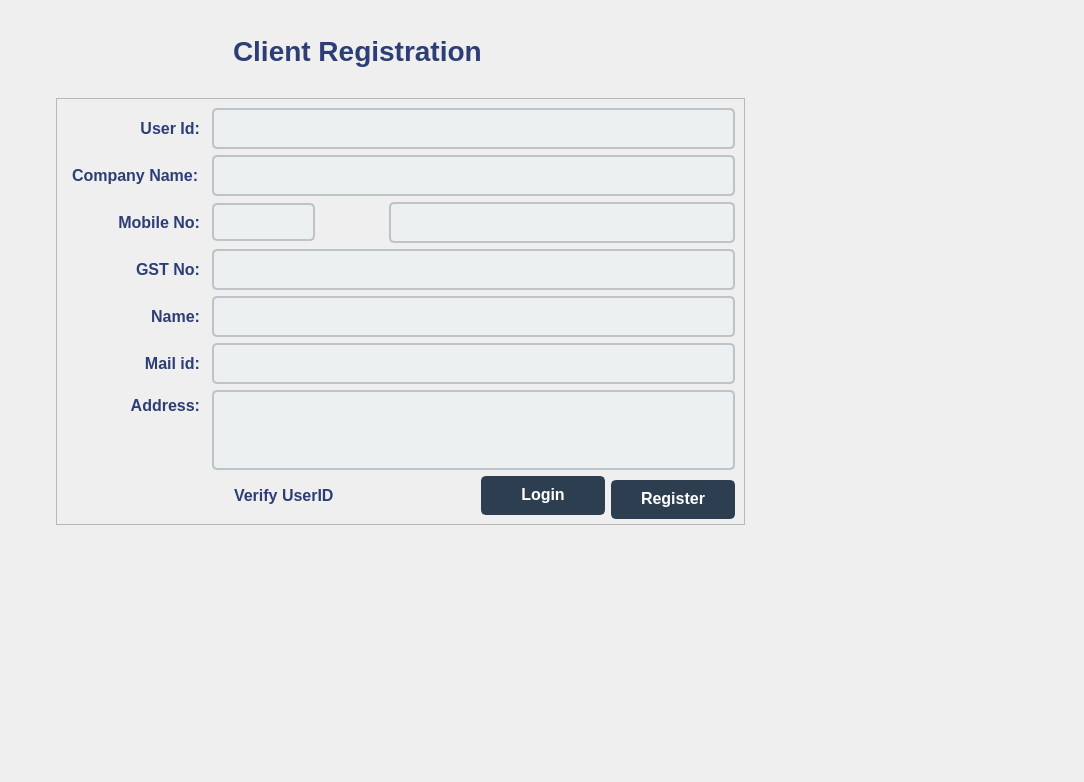
Above: user.ui from MegaMineDSS/LuxeMine before the change. Below: the same form after it.
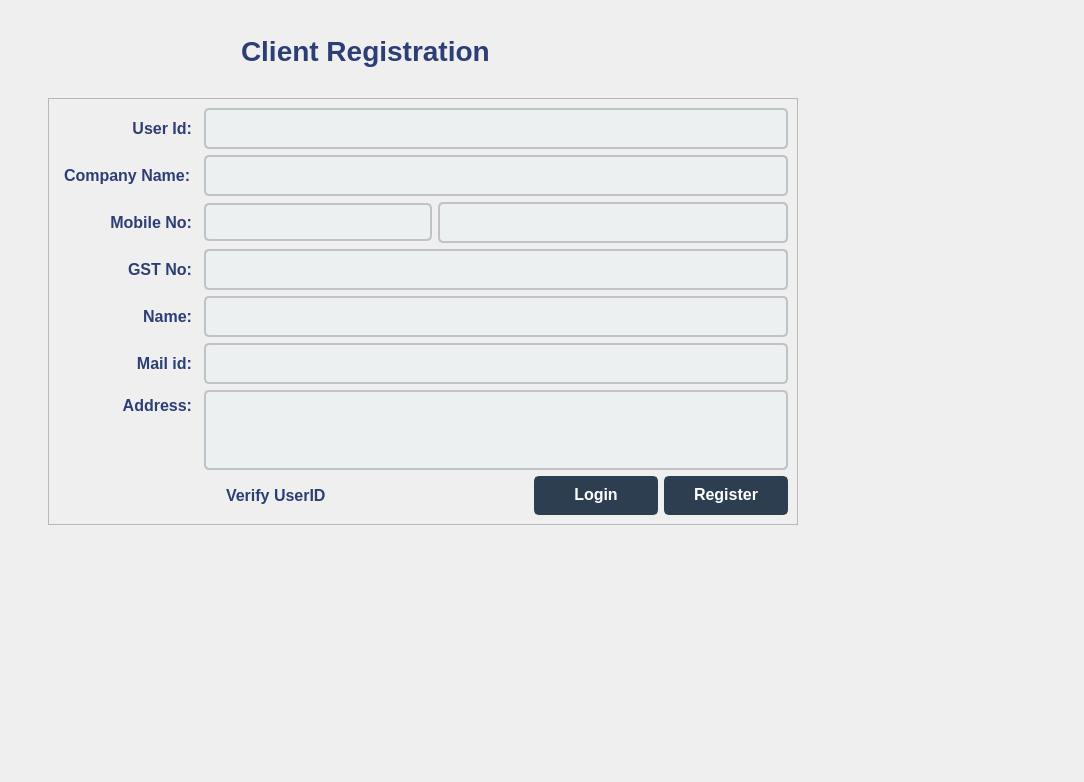
That is the form after the change. Icons and pictures are not drawn.

```diff
--- a/user.ui
+++ b/user.ui
@@ -686,20 +686,7 @@
             <enum>QFrame::Shadow::Raised</enum>
            </property>
            <layout class="QGridLayout" name="gridLayout_6">
-            <item row="7" column="3">
-             <spacer name="horizontalSpacer_13">
-              <property name="orientation">
-               <enum>Qt::Orientation::Horizontal</enum>
-              </property>
-              <property name="sizeHint" stdset="0">
-               <size>
-                <width>40</width>
-                <height>20</height>
-               </size>
-              </property>
-             </spacer>
-            </item>
-            <item row="1" column="1" colspan="7">
+            <item row="1" column="1" colspan="10">
              <widget class="QLineEdit" name="companyNameuser">
               <property name="styleSheet">
                <string notr="true">QLineEdit {
@@ -728,8 +715,8 @@
               </property>
              </widget>
             </item>
-            <item row="4" column="1" colspan="7">
-             <widget class="QLineEdit" name="nameuser">
+            <item row="2" column="4" colspan="7">
+             <widget class="QLineEdit" name="mobileNouser">
               <property name="styleSheet">
                <string notr="true">QLineEdit {
     background-color: #ecf0f1;
@@ -757,76 +744,65 @@
               </property>
              </widget>
             </item>
-            <item row="0" column="0">
-             <widget class="QLabel" name="label_10">
-              <property name="font">
-               <font>
-                <pointsize>-1</pointsize>
-                <fontweight>DemiBold</fontweight>
-               </font>
-              </property>
+            <item row="5" column="1" colspan="10">
+             <widget class="QLineEdit" name="mailiduser">
               <property name="styleSheet">
-               <string notr="true">QLabel {
-    color: #2c3e75;
+               <string notr="true">QLineEdit {
+    background-color: #ecf0f1;
+    color: #2c3e50;
     font-size: 16px;
-    font-weight: 600;
-    background: transparent;
-    padding: 2px;
+    border: 2px solid #bdc3c7;
+    border-radius: 5px;
+    padding: 8px 15px;
 }
 
-QLabel[highlight=&quot;true&quot;] {
-    color: #c0392b;
-    font-weight: 600;
+QLineEdit:focus {
+    border: 2px solid #2c3e75;
+    background-color: #f9f9f9;
 }
 
-QLabel[dim=&quot;true&quot;] {
-    color: #7f8c8d;
-    font-style: italic;
+QLineEdit:hover {
+    border: 2px solid #7f8c8d;
+    background-color: #f4f6f7;
 }
-</string>
+
+QLineEdit::placeholder {
+    color: #95a5a6;
+    font-style: italic;
+}</string>
               </property>
-              <property name="text">
-               <string>User Id:</string>
-              </property>
-              <property name="alignment">
-               <set>Qt::AlignmentFlag::AlignRight|Qt::AlignmentFlag::AlignTrailing|Qt::AlignmentFlag::AlignVCenter</set>
-              </property>
              </widget>
             </item>
-            <item row="1" column="0">
-             <widget class="QLabel" name="label">
-              <property name="font">
-               <font>
-                <pointsize>-1</pointsize>
-                <fontweight>DemiBold</fontweight>
-               </font>
-              </property>
+            <item row="3" column="1" colspan="10">
+             <widget class="QLineEdit" name="gstnouser">
               <property name="styleSheet">
-               <string notr="true">QLabel {
-    color: #2c3e75;
+               <string notr="true">QLineEdit {
+    background-color: #ecf0f1;
+    color: #2c3e50;
     font-size: 16px;
-    font-weight: 600;
-    background: transparent;
-    padding: 2px;
+    border: 2px solid #bdc3c7;
+    border-radius: 5px;
+    padding: 8px 15px;
 }
 
-QLabel[highlight=&quot;true&quot;] {
-    color: #c0392b;
-    font-weight: 600;
+QLineEdit:focus {
+    border: 2px solid #2c3e75;
+    background-color: #f9f9f9;
 }
 
-QLabel[dim=&quot;true&quot;] {
-    color: #7f8c8d;
-    font-style: italic;
+QLineEdit:hover {
+    border: 2px solid #7f8c8d;
+    background-color: #f4f6f7;
 }
-</string>
+
+QLineEdit::placeholder {
+    color: #95a5a6;
+    font-style: italic;
+}</string>
               </property>
-              <property name="text">
-               <string>Company Name:</string>
-              </property>
              </widget>
             </item>
-            <item row="0" column="1" colspan="7">
+            <item row="0" column="1" colspan="10">
              <widget class="QLineEdit" name="userid">
               <property name="styleSheet">
                <string notr="true">QLineEdit {
@@ -855,6 +831,19 @@
               </property>
              </widget>
             </item>
+            <item row="7" column="4">
+             <spacer name="horizontalSpacer_29">
+              <property name="orientation">
+               <enum>Qt::Orientation::Horizontal</enum>
+              </property>
+              <property name="sizeHint" stdset="0">
+               <size>
+                <width>40</width>
+                <height>20</height>
+               </size>
+              </property>
+             </spacer>
+            </item>
             <item row="2" column="0">
              <widget class="QLabel" name="label_2">
               <property name="font">
@@ -891,131 +880,8 @@
               </property>
              </widget>
             </item>
-            <item row="6" column="0">
-             <widget class="QLabel" name="label_6">
-              <property name="font">
-               <font>
-                <pointsize>-1</pointsize>
-                <fontweight>DemiBold</fontweight>
-               </font>
-              </property>
-              <property name="styleSheet">
-               <string notr="true">QLabel {
-    color: #2c3e75;
-    font-size: 16px;
-    font-weight: 600;
-    background: transparent;
-    padding: 2px;
-}
-
-QLabel[highlight=&quot;true&quot;] {
-    color: #c0392b;
-    font-weight: 600;
-}
-
-QLabel[dim=&quot;true&quot;] {
-    color: #7f8c8d;
-    font-style: italic;
-}
-</string>
-              </property>
-              <property name="text">
-               <string>Address:</string>
-              </property>
-              <property name="alignment">
-               <set>Qt::AlignmentFlag::AlignRight|Qt::AlignmentFlag::AlignTop|Qt::AlignmentFlag::AlignTrailing</set>
-              </property>
-             </widget>
-            </item>
-            <item row="7" column="7">
-             <widget class="QPushButton" name="user_registration_button">
-              <property name="maximumSize">
-               <size>
-                <width>100</width>
-                <height>30</height>
-               </size>
-              </property>
-              <property name="layoutDirection">
-               <enum>Qt::LayoutDirection::LeftToRight</enum>
-              </property>
-              <property name="styleSheet">
-               <string notr="true">QPushButton {
-    background-color: #2c3e50;
-    color: #ffffff;
-    font-size: 16px;
-    font-weight: 600;
-    border: 2px solid #2c3e50;
-    border-radius: 5px;
-    padding: 0px 20px;
-    padding-bottom: 3px;
-    min-width: 80px;
-    min-height: 32px;
-}
-
-QPushButton:hover {
-    background-color: #34495e;
-    border: 2px solid #34495e;
-}
-
-QPushButton:pressed {
-    background-color: #1a252f;
-    border: 2px solid #1a252f;
-}
-
-QPushButton:focus {
-    border: 2px solid #f1c40f;
-    background-color: #2c3e50;
-}
-
-QPushButton:disabled {
-    background-color: #95a5a6;   /* muted gray */
-    color: #ecf0f1;
-    border: 2px solid #7f8c8d;
-}
-</string>
-              </property>
-              <property name="text">
-               <string>Register</string>
-              </property>
-             </widget>
-            </item>
-            <item row="6" column="1" colspan="7">
-             <widget class="QTextEdit" name="addressuser">
-              <property name="maximumSize">
-               <size>
-                <width>16777215</width>
-                <height>80</height>
-               </size>
-              </property>
-              <property name="styleSheet">
-               <string notr="true">QTextEdit {
-    background-color: #ecf0f1;
-    color: #2c3e50;
-    font-size: 16px;
-    border: 2px solid #bdc3c7;
-    border-radius: 5px;
-    padding: 8px 15px;
-}
-
-QTextEdit:focus {
-    border: 2px solid #2c3e75;
-    background-color: #f9f9f9;
-}
-
-QTextEdit:hover {
-    border: 2px solid #7f8c8d;
-    background-color: #f4f6f7;
-}
-
-QTextEdit::placeholder {
-    color: #95a5a6;
-    font-style: italic;
-}</string>
-              </property>
-             </widget>
-            </item>
-            <item row="7" column="4">
-             <spacer name="horizontalSpacer_29">
+            <item row="7" column="5">
+             <spacer name="horizontalSpacer_11">
               <property name="orientation">
                <enum>Qt::Orientation::Horizontal</enum>
               </property>
@@ -1027,8 +893,8 @@
               </property>
              </spacer>
             </item>
-            <item row="3" column="0">
-             <widget class="QLabel" name="label_3">
+            <item row="1" column="0">
+             <widget class="QLabel" name="label">
               <property name="font">
                <font>
                 <pointsize>-1</pointsize>
@@ -1056,26 +922,10 @@
 </string>
               </property>
               <property name="text">
-               <string>GST No:</string>
+               <string>Company Name:</string>
               </property>
-              <property name="alignment">
-               <set>Qt::AlignmentFlag::AlignRight|Qt::AlignmentFlag::AlignTrailing|Qt::AlignmentFlag::AlignVCenter</set>
-              </property>
              </widget>
             </item>
-            <item row="7" column="0">
-             <spacer name="horizontalSpacer_10">
-              <property name="orientation">
-               <enum>Qt::Orientation::Horizontal</enum>
-              </property>
-              <property name="sizeHint" stdset="0">
-               <size>
-                <width>40</width>
-                <height>20</height>
-               </size>
-              </property>
-             </spacer>
-            </item>
             <item row="5" column="0">
              <widget class="QLabel" name="label_5">
               <property name="font">
@@ -1115,7 +965,43 @@
               </property>
              </widget>
             </item>
-            <item row="7" column="6">
+            <item row="0" column="0">
+             <widget class="QLabel" name="label_10">
+              <property name="font">
+               <font>
+                <pointsize>-1</pointsize>
+                <fontweight>DemiBold</fontweight>
+               </font>
+              </property>
+              <property name="styleSheet">
+               <string notr="true">QLabel {
+    color: #2c3e75;
+    font-size: 16px;
+    font-weight: 600;
+    background: transparent;
+    padding: 2px;
+}
+
+QLabel[highlight=&quot;true&quot;] {
+    color: #c0392b;
+    font-weight: 600;
+}
+
+QLabel[dim=&quot;true&quot;] {
+    color: #7f8c8d;
+    font-style: italic;
+}
+</string>
+              </property>
+              <property name="text">
+               <string>User Id:</string>
+              </property>
+              <property name="alignment">
+               <set>Qt::AlignmentFlag::AlignRight|Qt::AlignmentFlag::AlignTrailing|Qt::AlignmentFlag::AlignVCenter</set>
+              </property>
+             </widget>
+            </item>
+            <item row="7" column="7">
              <widget class="QPushButton" name="resigter_page_login_button">
               <property name="styleSheet">
                <string notr="true">QPushButton {
@@ -1158,37 +1044,21 @@
               </property>
              </widget>
             </item>
-            <item row="5" column="1" colspan="7">
-             <widget class="QLineEdit" name="mailiduser">
-              <property name="styleSheet">
-               <string notr="true">QLineEdit {
-    background-color: #ecf0f1;
-    color: #2c3e50;
-    font-size: 16px;
-    border: 2px solid #bdc3c7;
-    border-radius: 5px;
-    padding: 8px 15px;
-}
-
-QLineEdit:focus {
-    border: 2px solid #2c3e75;
-    background-color: #f9f9f9;
-}
-
-QLineEdit:hover {
-    border: 2px solid #7f8c8d;
-    background-color: #f4f6f7;
-}
-
-QLineEdit::placeholder {
-    color: #95a5a6;
-    font-style: italic;
-}</string>
+            <item row="7" column="3">
+             <spacer name="horizontalSpacer_13">
+              <property name="orientation">
+               <enum>Qt::Orientation::Horizontal</enum>
               </property>
-             </widget>
+              <property name="sizeHint" stdset="0">
+               <size>
+                <width>40</width>
+                <height>20</height>
+               </size>
+              </property>
+             </spacer>
             </item>
-            <item row="3" column="1" colspan="7">
-             <widget class="QLineEdit" name="gstnouser">
+            <item row="4" column="1" colspan="10">
+             <widget class="QLineEdit" name="nameuser">
               <property name="styleSheet">
                <string notr="true">QLineEdit {
     background-color: #ecf0f1;
@@ -1216,36 +1086,43 @@
               </property>
              </widget>
             </item>
-            <item row="2" column="4" colspan="4">
-             <widget class="QLineEdit" name="mobileNouser">
+            <item row="3" column="0">
+             <widget class="QLabel" name="label_3">
+              <property name="font">
+               <font>
+                <pointsize>-1</pointsize>
+                <fontweight>DemiBold</fontweight>
+               </font>
+              </property>
               <property name="styleSheet">
-               <string notr="true">QLineEdit {
-    background-color: #ecf0f1;
-    color: #2c3e50;
+               <string notr="true">QLabel {
+    color: #2c3e75;
     font-size: 16px;
-    border: 2px solid #bdc3c7;
-    border-radius: 5px;
-    padding: 8px 15px;
+    font-weight: 600;
+    background: transparent;
+    padding: 2px;
 }
 
-QLineEdit:focus {
-    border: 2px solid #2c3e75;
-    background-color: #f9f9f9;
+QLabel[highlight=&quot;true&quot;] {
+    color: #c0392b;
+    font-weight: 600;
 }
 
-QLineEdit:hover {
-    border: 2px solid #7f8c8d;
-    background-color: #f4f6f7;
-}
-
-QLineEdit::placeholder {
-    color: #95a5a6;
+QLabel[dim=&quot;true&quot;] {
+    color: #7f8c8d;
     font-style: italic;
-}</string>
+}
+</string>
               </property>
+              <property name="text">
+               <string>GST No:</string>
+              </property>
+              <property name="alignment">
+               <set>Qt::AlignmentFlag::AlignRight|Qt::AlignmentFlag::AlignTrailing|Qt::AlignmentFlag::AlignVCenter</set>
+              </property>
              </widget>
             </item>
-            <item row="2" column="1">
+            <item row="2" column="1" colspan="3">
              <widget class="QComboBox" name="mobileall">
               <property name="styleSheet">
                <string notr="true">QComboBox {
@@ -1333,6 +1210,42 @@
               </property>
              </widget>
             </item>
+            <item row="6" column="0">
+             <widget class="QLabel" name="label_6">
+              <property name="font">
+               <font>
+                <pointsize>-1</pointsize>
+                <fontweight>DemiBold</fontweight>
+               </font>
+              </property>
+              <property name="styleSheet">
+               <string notr="true">QLabel {
+    color: #2c3e75;
+    font-size: 16px;
+    font-weight: 600;
+    background: transparent;
+    padding: 2px;
+}
+
+QLabel[highlight=&quot;true&quot;] {
+    color: #c0392b;
+    font-weight: 600;
+}
+
+QLabel[dim=&quot;true&quot;] {
+    color: #7f8c8d;
+    font-style: italic;
+}
+</string>
+              </property>
+              <property name="text">
+               <string>Address:</string>
+              </property>
+              <property name="alignment">
+               <set>Qt::AlignmentFlag::AlignRight|Qt::AlignmentFlag::AlignTop|Qt::AlignmentFlag::AlignTrailing</set>
+              </property>
+             </widget>
+            </item>
             <item row="7" column="1" colspan="2">
              <widget class="QCheckBox" name="registration_verify_checkbox">
               <property name="styleSheet">
@@ -1364,8 +1277,43 @@
               </property>
              </widget>
             </item>
-            <item row="7" column="5">
-             <spacer name="horizontalSpacer_11">
+            <item row="6" column="1" colspan="10">
+             <widget class="QTextEdit" name="addressuser">
+              <property name="maximumSize">
+               <size>
+                <width>16777215</width>
+                <height>80</height>
+               </size>
+              </property>
+              <property name="styleSheet">
+               <string notr="true">QTextEdit {
+    background-color: #ecf0f1;
+    color: #2c3e50;
+    font-size: 16px;
+    border: 2px solid #bdc3c7;
+    border-radius: 5px;
+    padding: 8px 15px;
+}
+
+QTextEdit:focus {
+    border: 2px solid #2c3e75;
+    background-color: #f9f9f9;
+}
+
+QTextEdit:hover {
+    border: 2px solid #7f8c8d;
+    background-color: #f4f6f7;
+}
+
+QTextEdit::placeholder {
+    color: #95a5a6;
+    font-style: italic;
+}</string>
+              </property>
+             </widget>
+            </item>
+            <item row="7" column="0">
+             <spacer name="horizontalSpacer_10">
               <property name="orientation">
                <enum>Qt::Orientation::Horizontal</enum>
               </property>
@@ -1377,6 +1325,49 @@
               </property>
              </spacer>
             </item>
+            <item row="7" column="8" colspan="3">
+             <widget class="QPushButton" name="user_registration_button">
+              <property name="styleSheet">
+               <string notr="true">QPushButton {
+    background-color: #2c3e50;
+    color: #ffffff;
+    font-size: 16px;
+    font-weight: 600;
+    border: 2px solid #2c3e50;
+    border-radius: 5px;
+    padding: 0px 20px;
+    padding-bottom: 3px;
+    min-width: 80px;
+    min-height: 32px;
+}
+
+QPushButton:hover {
+    background-color: #34495e;
+    border: 2px solid #34495e;
+}
+
+QPushButton:pressed {
+    background-color: #1a252f;
+    border: 2px solid #1a252f;
+}
+
+QPushButton:focus {
+    border: 2px solid #f1c40f;
+    background-color: #2c3e50;
+}
+
+QPushButton:disabled {
+    background-color: #95a5a6;   /* muted gray */
+    color: #ecf0f1;
+    border: 2px solid #7f8c8d;
+}
+</string>
+              </property>
+              <property name="text">
+               <string>Register</string>
+              </property>
+             </widget>
+            </item>
            </layout>
           </widget>
          </item>
@@ -2713,8 +2704,8 @@
              <rect>
               <x>0</x>
               <y>0</y>
-              <width>585</width>
-              <height>687</height>
+              <width>16</width>
+              <height>16</height>
              </rect>
             </property>
            </widget>
```
Left out of the diff: 1 changed line with no effect on the pictures.
